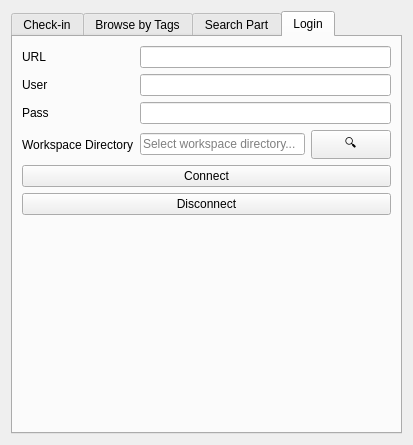
Above: taack-plm.ui from Taack/taack-plm-freecad before the change. Below: the same form after it.
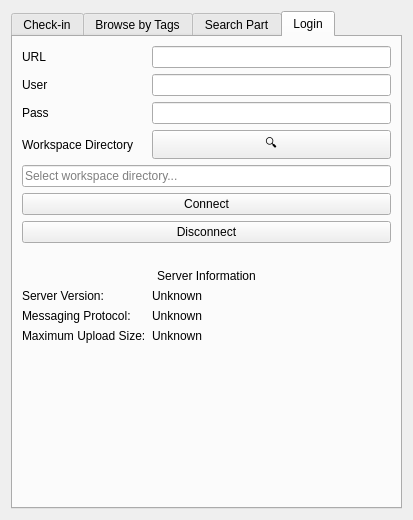
That is the form after the change. The open tabs and pages were chosen to show the change.

Commit message:
Added server info and some ui updates
Add server info and fix the layout abit
Also added a mb to upload on the check-in tab

The edit to the form file:
```diff
--- a/taack-plm.ui
+++ b/taack-plm.ui
@@ -7,7 +7,7 @@
     <x>0</x>
     <y>0</y>
     <width>413</width>
-    <height>445</height>
+    <height>520</height>
    </rect>
   </property>
   <property name="windowTitle">
@@ -19,6 +19,7 @@
      <property name="currentIndex">
       <number>0</number>
      </property>
+     <!-- Check-in tab -->
      <widget class="QWidget" name="checkInTab">
       <attribute name="title">
        <string>Check-in</string>
@@ -48,17 +49,17 @@
          </property>
         </widget>
        </item>
-       <item row="3" column="0">
-        <widget class="QPushButton" name="forkButton">
-         <property name="enabled">
-          <bool>false</bool>
-         </property>
+      <item row="2" column="1">
+       <widget class="QLabel" name="uploadSizeLabel">
          <property name="text">
-          <string>Duplicate History</string>
+         <string>Data to upload: 0 MB</string>
+        </property>
+        <property name="alignment">
+         <set>Qt::AlignmentFlag::AlignRight|Qt::AlignmentFlag::AlignVCenter</set>
          </property>
         </widget>
        </item>
-       <item row="4" column="0">
+       <item row="3" column="0" colspan="2">
         <widget class="QListWidget" name="List">
          <property name="minimumSize">
           <size>
@@ -68,14 +69,14 @@
          </property>
         </widget>
        </item>
-       <item row="5" column="0">
+       <item row="4" column="0" colspan="2">
         <widget class="QPushButton" name="uploadButton">
          <property name="text">
           <string>Upload</string>
          </property>
         </widget>
        </item>
-       <item row="6" column="0">
+       <item row="5" column="0" colspan="2">
         <widget class="QProgressBar" name="uploadProgress">
          <property name="value">
           <number>0</number>
@@ -84,6 +85,7 @@
        </item>
       </layout>
      </widget>
+     <!-- Browse tab -->
      <widget class="QWidget" name="browseTab">
       <attribute name="title">
        <string>Browse by Tags</string>
@@ -137,6 +139,7 @@
        </item>
       </layout>
      </widget>
+     <!-- Search Part tab -->
      <widget class="QWidget" name="searchPartTab">
       <attribute name="title">
        <string>Search Part</string>
@@ -192,18 +195,12 @@
        </item>
       </layout>
      </widget>
+     <!-- Login tab -->
      <widget class="QWidget" name="loginTab">
       <attribute name="title">
        <string>Login</string>
       </attribute>
       <layout class="QGridLayout" name="loginLayout">
-       <item row="2" column="0">
-        <widget class="QLabel" name="label_3">
-         <property name="text">
-          <string>Pass</string>
-         </property>
-        </widget>
-       </item>
        <item row="0" column="0">
         <widget class="QLabel" name="urlLabel">
          <property name="text">
@@ -211,26 +208,23 @@
          </property>
         </widget>
        </item>
+       <item row="0" column="1">
+        <widget class="QLineEdit" name="urlEdit"/>
+       </item>
+       <item row="1" column="0">
+        <widget class="QLabel" name="label_2">
+         <property name="text">
+          <string>User</string>
+         </property>
+        </widget>
+       </item>
        <item row="1" column="1">
         <widget class="QLineEdit" name="userEdit"/>
        </item>
-       <item row="6" column="0" colspan="2">
-        <spacer name="loginSpacer">
-         <property name="orientation">
-          <enum>Qt::Orientation::Vertical</enum>
-         </property>
-         <property name="sizeHint" stdset="0">
-          <size>
-           <width>20</width>
-           <height>40</height>
-          </size>
-         </property>
-        </spacer>
-       </item>
-       <item row="3" column="0">
-        <widget class="QLabel" name="workspaceLabel">
+       <item row="2" column="0">
+        <widget class="QLabel" name="label_3">
          <property name="text">
-          <string>Workspace Directory</string>
+          <string>Pass</string>
          </property>
         </widget>
        </item>
@@ -241,22 +235,15 @@
          </property>
         </widget>
        </item>
-       <item row="1" column="0">
-        <widget class="QLabel" name="label_2">
+       <item row="3" column="0">
+        <widget class="QLabel" name="workspaceLabel">
          <property name="text">
-          <string>User</string>
+          <string>Workspace Directory</string>
          </property>
         </widget>
        </item>
       <item row="3" column="1">
        <layout class="QHBoxLayout" name="workspaceLayout">
-        <item>
-         <widget class="QLineEdit" name="workspaceEdit">
-          <property name="placeholderText">
-           <string>Select workspace directory...</string>
-          </property>
-         </widget>
-        </item>
         <item>
          <widget class="QPushButton" name="workspaceBrowseButton">
           <property name="text">
@@ -269,23 +256,109 @@
         </item>
        </layout>
       </item>
-       <item row="0" column="1">
-        <widget class="QLineEdit" name="urlEdit"/>
-       </item>
        <item row="4" column="0" colspan="2">
+        <widget class="QLineEdit" name="workspaceEdit">
+         <property name="placeholderText">
+          <string>Select workspace directory...</string>
+         </property>
+        </widget>
+       </item>
+       <item row="5" column="0" colspan="2">
         <widget class="QPushButton" name="connectButton">
          <property name="text">
           <string>Connect</string>
          </property>
         </widget>
        </item>
-       <item row="5" column="0" colspan="2">
+       <item row="6" column="0" colspan="2">
         <widget class="QPushButton" name="disconnectButton">
          <property name="text">
           <string>Disconnect</string>
          </property>
         </widget>
        </item>
+       <!-- Server Information -->
+       <item row="7" column="0" colspan="2">
+         <spacer name="serverInfoSpacer">
+          <property name="orientation">
+           <enum>Qt::Orientation::Vertical</enum>
+          </property>
+          <property name="sizeType">
+           <enum>QSizePolicy::Policy::Fixed</enum>
+          </property>
+          <property name="sizeHint" stdset="0">
+           <size>
+            <width>20</width>
+            <height>20</height>
+           </size>
+          </property>
+         </spacer>
+       </item>
+       <item row="8" column="0" colspan="2">
+        <widget class="QLabel" name="serverInfoTitleLabel">
+         <property name="text">
+          <string>Server Information</string>
+         </property>
+         <property name="alignment">
+          <set>Qt::AlignmentFlag::AlignCenter</set>
+         </property>
+        </widget>
+       </item>
+       <item row="9" column="0">
+        <widget class="QLabel" name="serverVersionLabel">
+         <property name="text">
+          <string>Server Version:</string>
+         </property>
+        </widget>
+       </item>
+       <item row="9" column="1">
+        <widget class="QLabel" name="serverVersionValue">
+         <property name="text">
+          <string>Unknown</string>
+         </property>
+        </widget>
+       </item>
+       <item row="10" column="0">
+        <widget class="QLabel" name="messagingProtocolVersionLabel">
+         <property name="text">
+          <string>Messaging Protocol:</string>
+         </property>
+        </widget>
+       </item>
+       <item row="10" column="1">
+        <widget class="QLabel" name="messagingProtocolVersionValue">
+         <property name="text">
+          <string>Unknown</string>
+         </property>
+        </widget>
+       </item>
+       <item row="11" column="0">
+        <widget class="QLabel" name="maximumFileUploadSizeLabel">
+         <property name="text">
+          <string>Maximum Upload Size:</string>
+         </property>
+        </widget>
+       </item>
+       <item row="11" column="1">
+        <widget class="QLabel" name="maximumFileUploadSizeValue">
+         <property name="text">
+          <string>Unknown</string>
+         </property>
+        </widget>
+       </item>
+       <item row="12" column="0" colspan="2">
+        <spacer name="loginSpacer">
+         <property name="orientation">
+          <enum>Qt::Orientation::Vertical</enum>
+         </property>
+         <property name="sizeHint" stdset="0">
+          <size>
+           <width>20</width>
+           <height>40</height>
+          </size>
+         </property>
+        </spacer>
+       </item>
       </layout>
      </widget>
     </widget>
```
Lines whose indentation alone changed are shown as unchanged.
